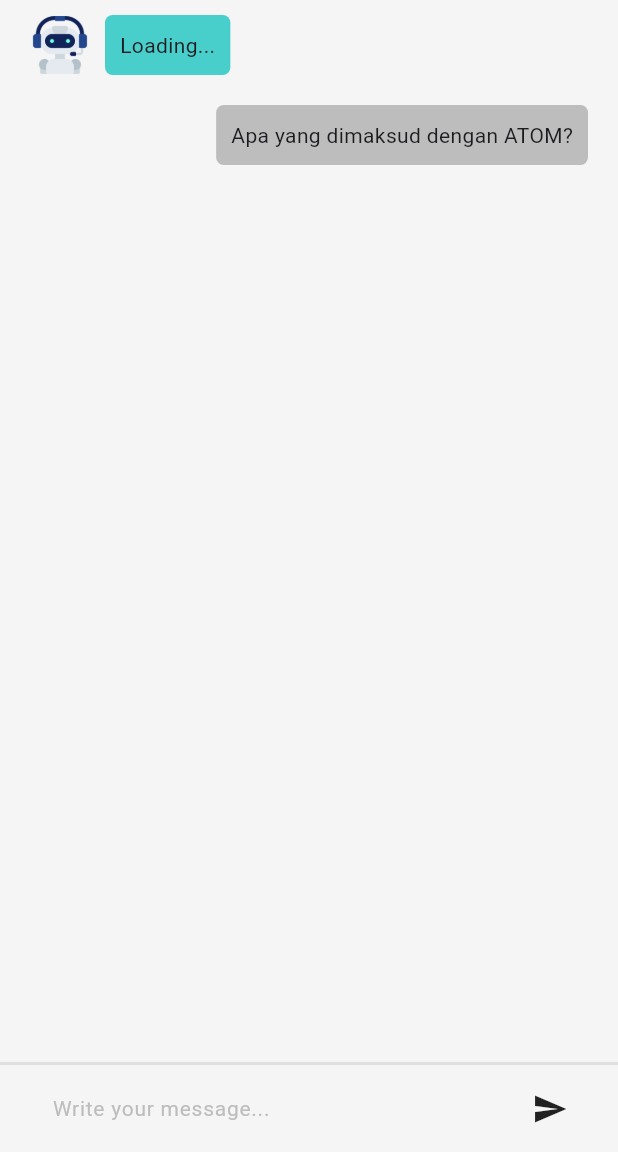
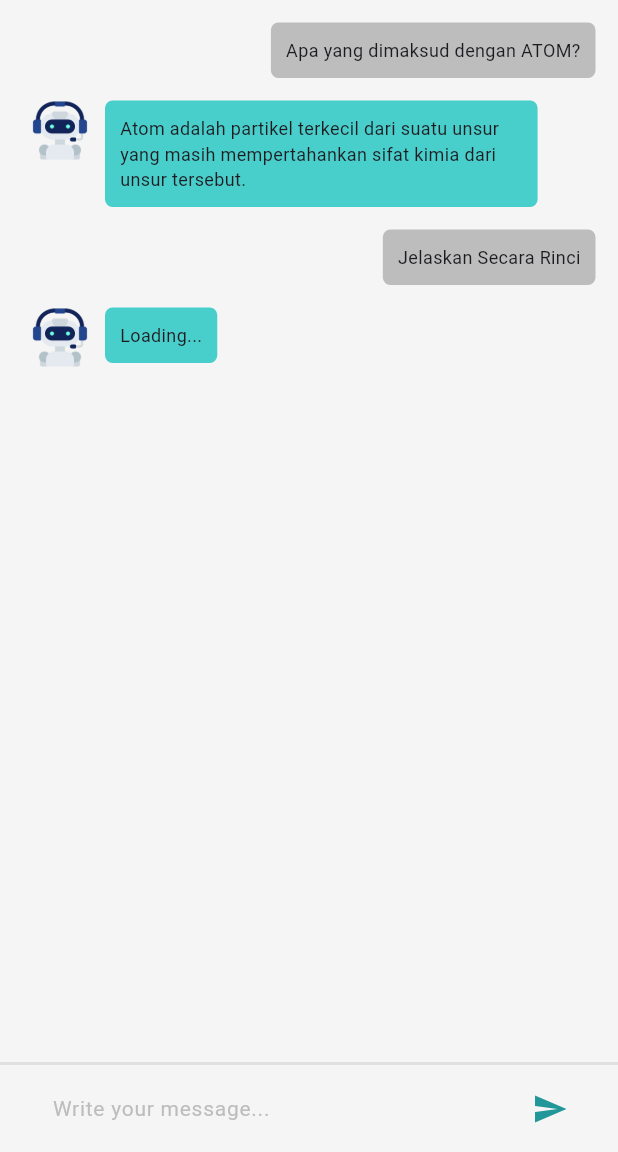
Before and after one commit to wandi1209/chatbot_app, a Flutter app: the screen it shows after launch, on a phone screen of 412 x 824 dp, the part 84-1236 px from its top. Run offline on Flutter 3.47's test engine with Material 3 defaults, Android fonts, the light colour scheme and no system bars.

Commit message:
chore: wrap up chat page

```diff
--- a/lib/screens/chat_page.dart
+++ b/lib/screens/chat_page.dart
@@ -20,12 +20,23 @@ class ChatPage extends StatelessWidget {
       body: Column(
         children: [
           Padding(
-            padding: EdgeInsets.symmetric(horizontal: 20, vertical: 10),
-            child: BotChatWidget(),
+            padding: EdgeInsets.all(15),
+            child: UserChatWidget(message: "Apa yang dimaksud dengan ATOM?"),
           ),
           Padding(
-            padding: EdgeInsets.symmetric(horizontal: 20, vertical: 10),
-            child: UserChatWidget(),
+            padding: EdgeInsets.symmetric(horizontal: 20),
+            child: BotChatWidget(
+              message:
+                  "Atom adalah partikel terkecil dari suatu unsur yang masih mempertahankan sifat kimia dari unsur tersebut.",
+            ),
+          ),
+          Padding(
+            padding: EdgeInsets.all(15),
+            child: UserChatWidget(message: "Jelaskan Secara Rinci"),
+          ),
+          Padding(
+            padding: EdgeInsets.symmetric(horizontal: 20),
+            child: BotChatWidget(message: "Loading..."),
           ),
           Spacer(),
           Container(
@@ -55,7 +66,10 @@ class ChatPage extends StatelessWidget {
                   ),
                 ),
                 SizedBox(width: 15),
-                Expanded(flex: 1, child: Icon(Icons.send)),
+                Expanded(
+                  flex: 1,
+                  child: Icon(Icons.send, color: AppColors.accent),
+                ),
               ],
             ),
           ),
--- a/lib/widgets/bot_chat_widget.dart
+++ b/lib/widgets/bot_chat_widget.dart
@@ -3,21 +3,26 @@ import 'package:chatbot_app/core/configs/theme/app_colors.dart';
 import 'package:flutter/material.dart';
 
 class BotChatWidget extends StatelessWidget {
-  const BotChatWidget({super.key});
+  final String message;
+  const BotChatWidget({super.key, required this.message});
 
   @override
   Widget build(BuildContext context) {
     return Row(
+      crossAxisAlignment: CrossAxisAlignment.start,
       children: [
         Image.asset(AppImages.chatLogo, width: 40),
         SizedBox(width: 10),
         Container(
+          constraints: BoxConstraints(
+            maxWidth: MediaQuery.of(context).size.width * 0.7,
+          ),
           padding: EdgeInsets.all(10),
           decoration: BoxDecoration(
             color: AppColors.secondary,
             borderRadius: BorderRadius.circular(5),
           ),
-          child: Text('Loading...'),
+          child: Text(message, style: TextStyle(fontSize: 12)),
         ),
       ],
     );
--- a/lib/widgets/user_chat_widget.dart
+++ b/lib/widgets/user_chat_widget.dart
@@ -1,7 +1,8 @@
 import 'package:flutter/material.dart';
 
 class UserChatWidget extends StatelessWidget {
-  const UserChatWidget({super.key});
+  final String message;
+  const UserChatWidget({super.key, required this.message});
 
   @override
   Widget build(BuildContext context) {
@@ -9,12 +10,15 @@ class UserChatWidget extends StatelessWidget {
       mainAxisAlignment: MainAxisAlignment.end,
       children: [
         Container(
+          constraints: BoxConstraints(
+            maxWidth: MediaQuery.of(context).size.width * 0.7,
+          ),
           padding: EdgeInsets.all(10),
           decoration: BoxDecoration(
             color: Colors.grey.shade400,
             borderRadius: BorderRadius.circular(5),
           ),
-          child: Text("Apa yang dimaksud dengan ATOM?"),
+          child: Text(message, style: TextStyle(fontSize: 12)),
         ),
       ],
     );
```
